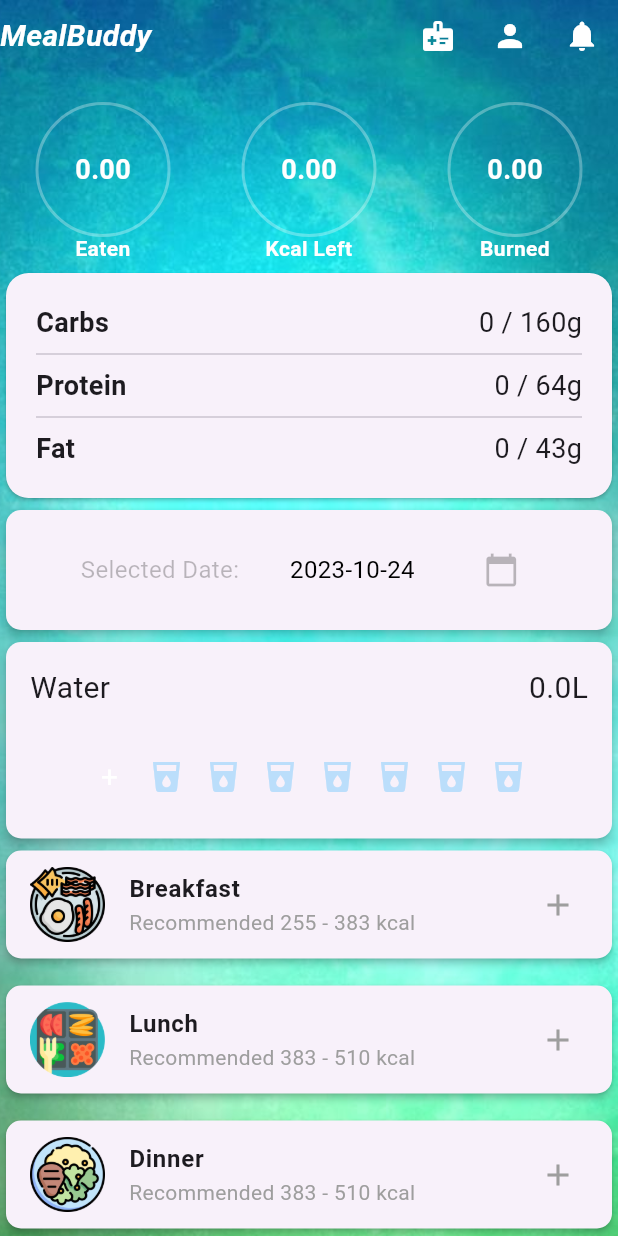
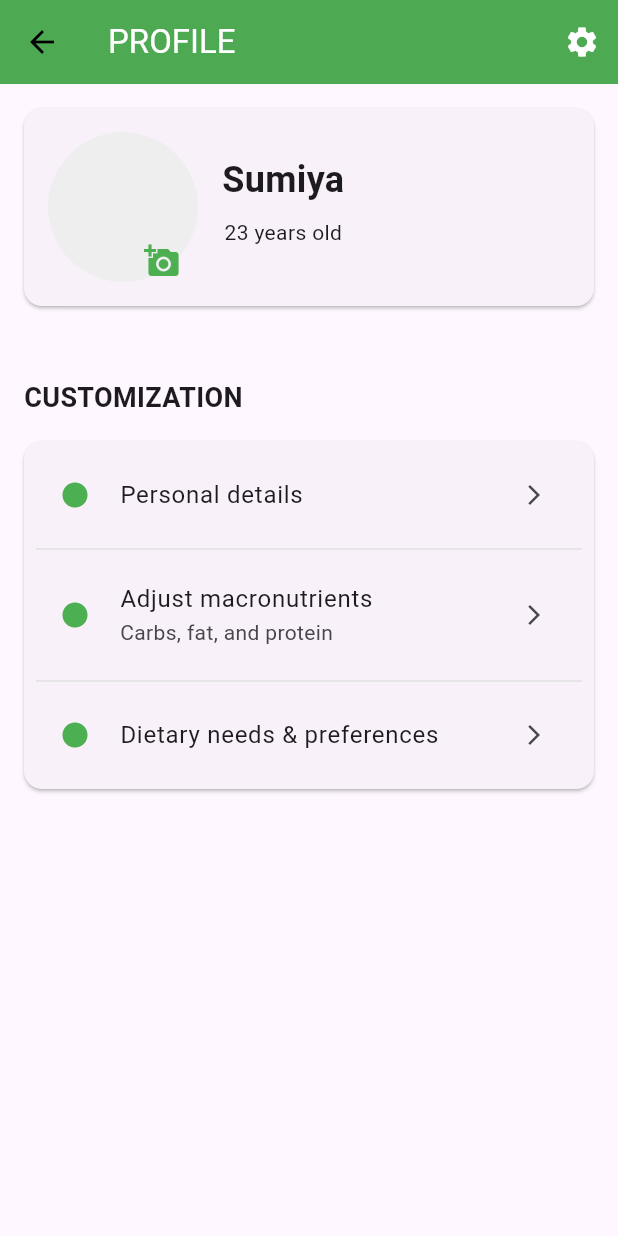
Before and after one commit to SumiyaBarsha/mealBuddy, a Flutter app: the HomePage screen opened directly, after a tap on the "person" icon, on a phone screen of 412 x 824 dp. Run offline on Flutter 3.47's test engine with Material 2 defaults, Android fonts, the light colour scheme and no system bars; our stand-ins replace firebase_core; accounts and stored records are empty.

Commit message:
other UI added

```diff
--- a/lib/dritool.dart
+++ b/lib/dritool.dart
@@ -30,7 +30,10 @@
   @override
   Widget build(BuildContext context) {
     return Scaffold(
-      appBar: AppBar(title: Text('DRI Calculator')),
+      appBar: AppBar(title:
+      Text('DRI Calculator',
+          style: TextStyle(color: Colors.white)),
+      backgroundColor: Colors.green,),
       body: Padding(
         padding: const EdgeInsets.all(16.0),
         child: SingleChildScrollView(
--- a/lib/home.dart
+++ b/lib/home.dart
@@ -1,4 +1,5 @@
 import 'package:flutter/material.dart';
+import 'package:meal_recommender/profile_page.dart';
 
 import 'dritool.dart';
 
@@ -42,7 +43,7 @@
     SettingsPage(),*/
   ];
 
-  Future<void> _selectDate(BuildContext context) async {
+  _selectDate(BuildContext context) async {
     final DateTime? picked = await showDatePicker(
       context: context,
       initialDate: selectedDate,
@@ -50,7 +51,9 @@
       lastDate: DateTime(2101),
     );
     if (picked != null && picked != selectedDate) {
-      selectedDate = picked;
+      setState(() {
+        selectedDate = picked;
+      });
     }
   }
   @override
@@ -84,21 +87,13 @@
                     ),
                   ),
                   IconButton(
-                    icon: Icon(Icons.medical_information),
-                    color: Colors.white,
-                    onPressed: () {
-                        // Navigate to second page when the button is pressed!
-                        Navigator.push(
-                          context,
-                          MaterialPageRoute(builder: (context) => DRIToolPage()),
-                        );
-                    },
-                  ),
-                  IconButton(
                     icon: Icon(Icons.person),
                     color: Colors.white,
                     onPressed: () {
-                      // Handle profile button tap
+                      Navigator.push(
+                        context,
+                        MaterialPageRoute(builder: (context) => ProfilePage()),
+                      );
                     },
                   ),
                   IconButton(
@@ -165,7 +160,7 @@
                           Text(
                             'Selected Date:',
                             style: TextStyle(
-                              color: Colors.black26,
+                              color: Colors.green,
                               fontSize: 16,
                             ),
                           ),
--- /dev/null
+++ b/lib/profile_page.dart
@@ -0,0 +1,171 @@
+import 'package:flutter/material.dart';
+import 'package:meal_recommender/YourAccount.dart';
+import 'package:meal_recommender/dietneedsPage.dart';
+import 'package:meal_recommender/dritool.dart';
+import 'package:meal_recommender/login.dart';
+import 'package:meal_recommender/personalDetail.dart';
+
+void main() => runApp(MyApp());
+
+class MyApp extends StatelessWidget {
+  @override
+  Widget build(BuildContext context) {
+    return MaterialApp(
+      theme: ThemeData.light(),
+    );
+  }
+}
+
+class ProfilePage extends StatefulWidget {
+  const ProfilePage({Key? key}) : super(key: key);
+
+  @override
+  State<ProfilePage> createState() => _ProfilePageState();
+}
+
+class _ProfilePageState extends State<ProfilePage> {
+  @override
+  Widget build(BuildContext context) {
+    return Scaffold(
+      appBar: AppBar(
+        leading: BackButton(color: Colors.black),
+        title: Text('PROFILE', style: TextStyle(color: Colors.white)),
+        backgroundColor: Colors.green,
+        elevation: 1.0,
+        actions: [
+          PopupMenuButton<String>(
+            icon: Icon(Icons.settings, color: Colors.white),
+            onSelected: (String result) {
+              if (result == 'account') {
+                // Go to your account page
+                Navigator.push(
+                  context,
+                  MaterialPageRoute(builder: (context) => AccountSettingsPage()),
+                );
+              } else if (result == 'logout') {
+                Navigator.push(
+                  context,
+                  MaterialPageRoute(builder: (context) => Login()),
+                );
+              }
+            },
+            itemBuilder: (BuildContext context) => <PopupMenuEntry<String>>[
+              const PopupMenuItem<String>(
+                value: 'account',
+                child: Text('Your Account'),
+              ),
+              const PopupMenuItem<String>(
+                value: 'logout',
+                child: Text('Logout'),
+              ),
+            ],
+          )
+        ],
+      ),
+      body: SingleChildScrollView(
+        child: Column(
+          crossAxisAlignment: CrossAxisAlignment.start,
+          children: [
+            Card(
+              margin: EdgeInsets.all(16.0),
+              child: Padding(
+                padding: const EdgeInsets.all(16.0),
+                child: Center(
+                  child: Row(
+                    children: [
+                      Stack(
+                        alignment: AlignmentDirectional.bottomEnd,
+                        children: [
+                          CircleAvatar(
+                            radius: 50,
+                            backgroundColor: Colors.grey[200],
+                            // Background image for the profile can be added here.
+                          ),
+                          Positioned(
+                            bottom: -10,  // adjust this value to move the icon up or down
+                            child: IconButton(
+                              icon: Icon(Icons.add_a_photo),
+                              color: Colors.green,
+                              onPressed: () {
+                                // Handle notification button tap
+                              },
+                            ),
+                          ),
+                        ],
+                      ),
+                      SizedBox(width: 16),
+                      Column(
+                          mainAxisAlignment: MainAxisAlignment.center,
+                        children: [
+                          Text(
+                            "Sumiya",
+                            style: TextStyle(fontSize: 24, fontWeight: FontWeight.bold),
+                          ),
+                          SizedBox(height: 8),
+                          Text("23 years old"),
+                          SizedBox(height: 8),
+                        ],
+                      ),
+                    ],
+                  ),
+                ),
+              ),
+            ),
+            SizedBox(height: 32),
+            Padding(
+              padding: const EdgeInsets.symmetric(horizontal: 16.0),
+              child: Text("CUSTOMIZATION", style: TextStyle(fontWeight: FontWeight.bold, fontSize: 18)),
+            ),
+            Card(
+              margin: EdgeInsets.all(16.0),
+              child: Padding(
+                padding: const EdgeInsets.all(8.0),
+                child: Column(
+                  children: [
+                    ListTile(
+                      leading: Icon(Icons.circle, color: Colors.green, size: 20),
+                      title: Text('Personal details'),
+                      trailing: Icon(Icons.arrow_forward_ios, size: 16),
+                      onTap: () {
+                       Navigator.push(
+                         context,
+                         MaterialPageRoute(builder: (context) => personalDetail()),
+                       );
+                      },
+                    ),
+                    Divider(thickness: 1, color: Colors.grey[300]), // Divider for differentiation
+                    ListTile(
+                      leading: Icon(Icons.circle, color: Colors.green, size: 20),
+                      title: Text('Adjust macronutrients'),
+                      subtitle: Text('Carbs, fat, and protein'),
+                      trailing: Icon(Icons.arrow_forward_ios, size: 16),
+                      onTap: () {
+                        Navigator.push(
+                          context,
+                          MaterialPageRoute(builder: (context) => DRIToolPage()),
+                        );
+                      },
+                    ),
+                    Divider(thickness: 1, color: Colors.grey[300]), // Divider for differentiation
+                    ListTile(
+                      leading: Icon(Icons.circle, color: Colors.green, size: 20),
+                      title: Text('Dietary needs & preferences'),
+                      trailing: Icon(Icons.arrow_forward_ios, size: 16),
+                      onTap: () {
+                        Navigator.push(
+                          context,
+                          MaterialPageRoute(builder: (context) => DietaryPreferencesPage()),
+                        );
+                      },
+                    ),
+                  ],
+                ),
+              ),
+            )
+
+          ],
+        ),
+      ),
+    );
+  }
+}
```
Also changed, not shown: lib/YourAccount.dart (added, +88 -0 lines), lib/actvitylevel.dart (added, +78 -0 lines), lib/dietneedsPage.dart (added, +96 -0 lines), lib/personalDetail.dart (added, +275 -0 lines).
